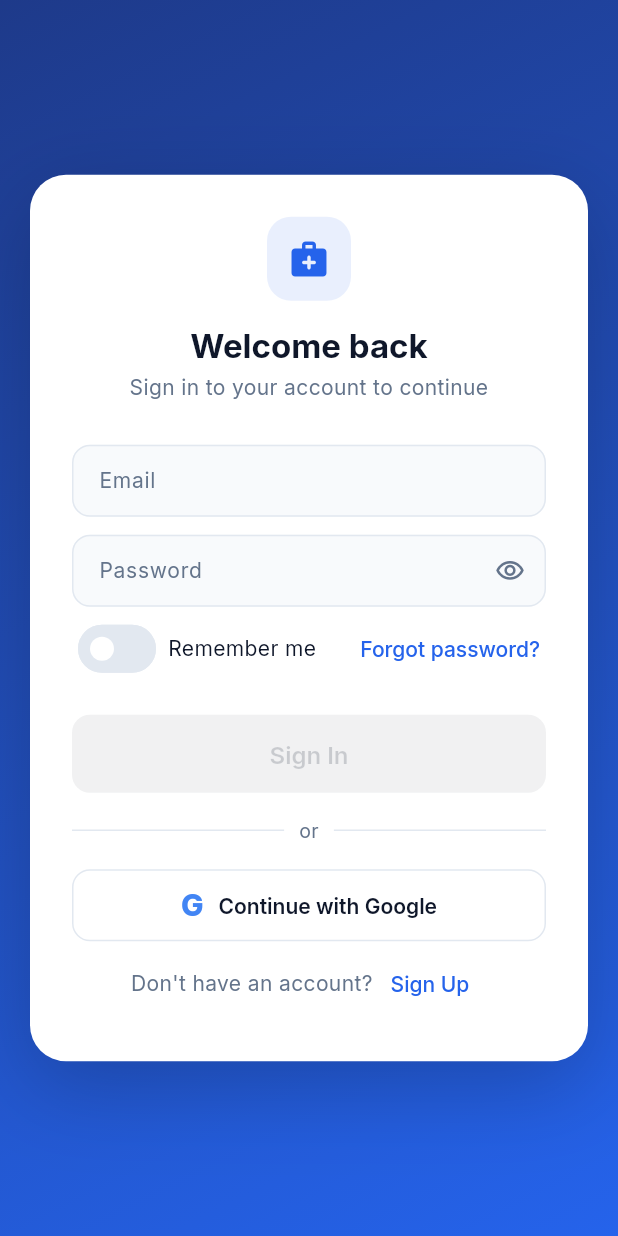
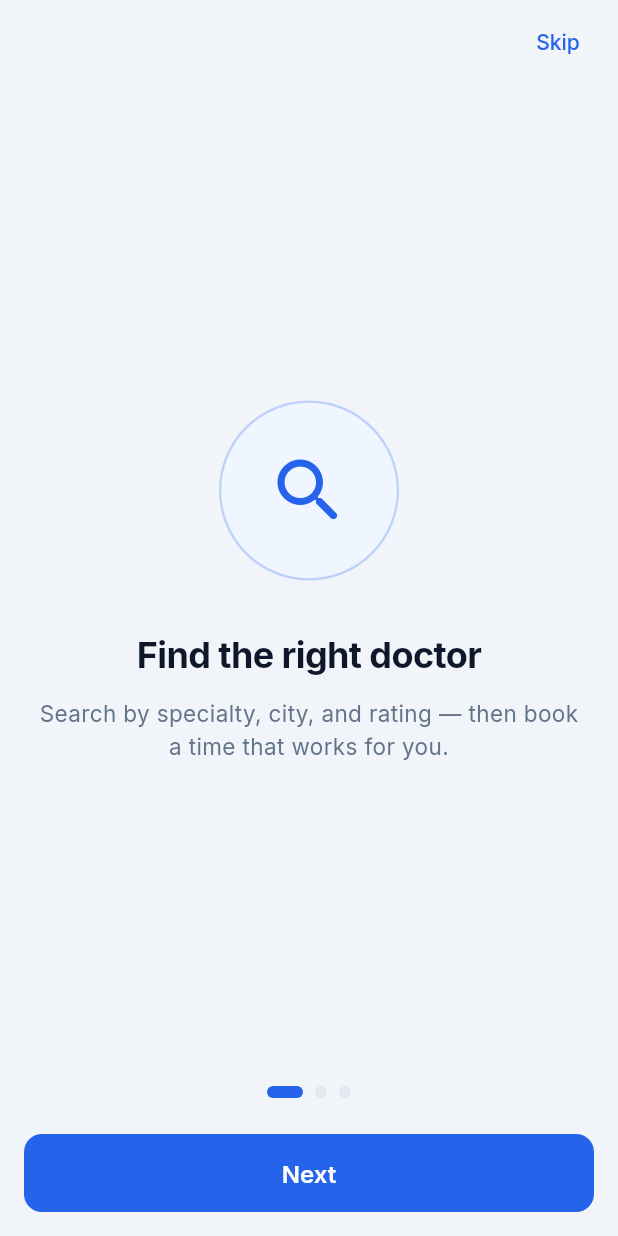
Before and after one commit to AuxioDev/medalize_mb, a Flutter app: the screen it shows after launch, on a phone screen of 412 x 824 dp. Run offline on Flutter 3.47's test engine with Material 3 defaults, Android fonts, the phone set to English and light mode, and no system bars; drawn by our look-alikes of flutter_animate; our stand-ins replace cached_network_image, device_info_plus, dio, file_picker, firebase_core, firebase_messaging and 14 more; missing offline and left inert: slang; accounts and stored records are empty; generated files the repository leaves out were written again.

Commit message:
feat(onboarding): first-install welcome carousel behind /intro redirect
Three-page AppIntroScreen (search/booking, AI assistant, language &
security) using the pre-translated appIntro i18n section: PageView with
animated dot indicator, Skip on pages 1-2, Next/Get Started via
LoadingFilledButton, flutter_animate entrances in the splash-screen
style, and scrollable pages so long translations never overflow.

The router gains an /intro route (_fadePage) and _redirect takes an
introSeen parameter: only the AuthUnauthenticated/AuthError branch
detours to /intro when the flag is unset — holding states keep showing
splash and authenticated users are always sent home, never to the intro.

Co-Authored-By: Claude Sonnet 5 <noreply@anthropic.com>

```diff
--- /dev/null
+++ b/lib/features/onboarding/presentation/screens/app_intro_screen.dart
@@ -0,0 +1,256 @@
+import 'package:flutter/material.dart';
+import 'package:flutter_animate/flutter_animate.dart';
+import 'package:flutter_riverpod/flutter_riverpod.dart';
+import 'package:go_router/go_router.dart';
+import 'package:medalize_mb/core/constants/app_spacing.dart';
+import 'package:medalize_mb/core/onboarding/app_intro_provider.dart';
+import 'package:medalize_mb/core/storage/secure_storage.dart';
+import 'package:medalize_mb/core/theme/app_theme.dart';
+import 'package:medalize_mb/core/theme/theme_colors.dart';
+import 'package:medalize_mb/core/widgets/primary_button.dart';
+import 'package:medalize_mb/i18n/strings.g.dart';
+
+/// First-install welcome carousel: three pages introducing the key features,
+/// shown once before login (see the `/intro` redirect in `app_router.dart`).
+///
+/// Not to be confused with `DoctorOnboardingScreen` — that is the doctor
+/// profile wizard, an unrelated feature.
+class AppIntroScreen extends ConsumerStatefulWidget {
+  const AppIntroScreen({super.key});
+
+  @override
+  ConsumerState<AppIntroScreen> createState() => _AppIntroScreenState();
+}
+
+class _AppIntroScreenState extends ConsumerState<AppIntroScreen> {
+  final _controller = PageController();
+  int _page = 0;
+
+  static const _pageCount = 3;
+
+  bool get _isLastPage => _page == _pageCount - 1;
+
+  @override
+  void dispose() {
+    _controller.dispose();
+    super.dispose();
+  }
+
+  /// "Skip" and "Get Started" both land here: persist the one-way flag, flip
+  /// the in-memory provider (so the router redirect stops targeting /intro)
+  /// and move on to login.
+  Future<void> _finish() async {
+    await SecureStorage().saveAppIntroSeen();
+    ref.read(appIntroSeenProvider.notifier).state = true;
+    if (mounted) context.go('/auth/login');
+  }
+
+  void _next() {
+    _controller.nextPage(
+      duration: const Duration(milliseconds: 320),
+      curve: Curves.easeOutCubic,
+    );
+  }
+
+  @override
+  Widget build(BuildContext context) {
+    final c = context.colors;
+    final t = context.t.appIntro;
+    final pages = [
+      (icon: Icons.search_rounded, title: t.page1Title, subtitle: t.page1Subtitle),
+      (
+        icon: Icons.smart_toy_outlined,
+        title: t.page2Title,
+        subtitle: t.page2Subtitle,
+      ),
+      (icon: Icons.shield_outlined, title: t.page3Title, subtitle: t.page3Subtitle),
+    ];
+
+    return Scaffold(
+      backgroundColor: c.background,
+      body: SafeArea(
+        child: Column(
+          children: [
+            // Skip — top-right, only while there is something left to skip.
+            Align(
+              alignment: Alignment.centerRight,
+              child: Padding(
+                padding: const EdgeInsets.fromLTRB(
+                    AppSpacing.md, AppSpacing.xs, AppSpacing.sm, 0),
+                child: AnimatedOpacity(
+                  duration: const Duration(milliseconds: 200),
+                  opacity: _isLastPage ? 0 : 1,
+                  child: IgnorePointer(
+                    ignoring: _isLastPage,
+                    child: TextButton(
+                      onPressed: _finish,
+                      child: Text(
+                        t.skip,
+                        maxLines: 1,
+                        overflow: TextOverflow.ellipsis,
+                      ),
+                    ),
+                  ),
+                ),
+              ),
+            ),
+            Expanded(
+              child: PageView.builder(
+                controller: _controller,
+                itemCount: _pageCount,
+                onPageChanged: (index) => setState(() => _page = index),
+                itemBuilder: (context, index) {
+                  final page = pages[index];
+                  return _IntroPage(
+                    icon: page.icon,
+                    title: page.title,
+                    subtitle: page.subtitle,
+                  );
+                },
+              ),
+            ),
+            _PageDots(count: _pageCount, current: _page),
+            Padding(
+              padding: const EdgeInsets.fromLTRB(
+                  AppSpacing.md, AppSpacing.lg, AppSpacing.md, AppSpacing.md),
+              child: ConstrainedBox(
+                constraints:
+                    const BoxConstraints(maxWidth: AppSpacing.cardMaxWidth),
+                child: SizedBox(
+                  width: double.infinity,
+                  child: LoadingFilledButton(
+                    label: _isLastPage ? t.getStarted : t.next,
+                    onPressed: _isLastPage ? _finish : _next,
+                  ),
+                ),
+              ),
+            ),
+          ],
+        ),
+      ),
+    );
+  }
+}
+
+/// One carousel page: icon in a tinted circle (same shape language as the
+/// splash logo), then title and subtitle. Scrollable so long translations on
+/// small screens never overflow.
+class _IntroPage extends StatelessWidget {
+  const _IntroPage({
+    required this.icon,
+    required this.title,
+    required this.subtitle,
+  });
+
+  final IconData icon;
+  final String title;
+  final String subtitle;
+
+  @override
+  Widget build(BuildContext context) {
+    final c = context.colors;
+    return LayoutBuilder(
+      builder: (context, constraints) => SingleChildScrollView(
+        child: ConstrainedBox(
+          constraints: BoxConstraints(minHeight: constraints.maxHeight),
+          child: Center(
+            child: ConstrainedBox(
+              constraints:
+                  const BoxConstraints(maxWidth: AppSpacing.cardMaxWidth),
+              child: Padding(
+                padding:
+                    const EdgeInsets.symmetric(horizontal: AppSpacing.lg),
+                child: Column(
+                  mainAxisAlignment: MainAxisAlignment.center,
+                  children: [
+                    Container(
+                      width: 120,
+                      height: 120,
+                      decoration: BoxDecoration(
+                        color: c.primarySurface,
+                        shape: BoxShape.circle,
+                        border: Border.all(
+                          color: AppColors.primary.withValues(alpha: 0.25),
+                          width: 1.5,
+                        ),
+                      ),
+                      child: Icon(icon, size: 56, color: AppColors.primary),
+                    )
+                        .animate()
+                        .scale(
+                          begin: const Offset(0.75, 0.75),
+                          end: const Offset(1.0, 1.0),
+                          duration: 500.ms,
+                          curve: Curves.easeOutBack,
+                        )
+                        .fadeIn(duration: 300.ms),
+                    const SizedBox(height: AppSpacing.xl),
+                    Text(
+                      title,
+                      textAlign: TextAlign.center,
+                      style: TextStyle(
+                        color: c.textPrimary,
+                        fontSize: 24,
+                        fontWeight: FontWeight.w700,
+                        letterSpacing: -0.4,
+                      ),
+                    )
+                        .animate()
+                        .fadeIn(delay: 120.ms, duration: 350.ms)
+                        .slideY(
+                          begin: 0.15,
+                          end: 0,
+                          delay: 120.ms,
+                          duration: 350.ms,
+                          curve: Curves.easeOut,
+                        ),
+                    const SizedBox(height: AppSpacing.sm + 4),
+                    Text(
+                      subtitle,
+                      textAlign: TextAlign.center,
+                      style: TextStyle(
+                        color: c.textSecondary,
+                        fontSize: 15,
+                        height: 1.45,
+                      ),
+                    ).animate().fadeIn(delay: 220.ms, duration: 350.ms),
+                  ],
+                ),
+              ),
+            ),
+          ),
+        ),
+      ),
+    );
+  }
+}
+
+/// Dot indicator: the active dot stretches and takes the primary color.
+class _PageDots extends StatelessWidget {
+  const _PageDots({required this.count, required this.current});
+
+  final int count;
+  final int current;
+
+  @override
+  Widget build(BuildContext context) {
+    final c = context.colors;
+    return Row(
+      mainAxisAlignment: MainAxisAlignment.center,
+      children: [
+        for (var i = 0; i < count; i++)
+          AnimatedContainer(
+            duration: const Duration(milliseconds: 240),
+            curve: Curves.easeOutCubic,
+            margin: const EdgeInsets.symmetric(horizontal: 4),
+            width: i == current ? 24 : 8,
+            height: 8,
+            decoration: BoxDecoration(
+              color: i == current ? AppColors.primary : c.border,
+              borderRadius: BorderRadius.circular(4),
+            ),
+          ),
+      ],
+    );
+  }
+}
--- a/lib/routing/app_router.dart
+++ b/lib/routing/app_router.dart
@@ -1,6 +1,7 @@
 import 'package:flutter/material.dart';
 import 'package:flutter_riverpod/flutter_riverpod.dart';
 import 'package:go_router/go_router.dart';
+import 'package:medalize_mb/core/onboarding/app_intro_provider.dart';
 import 'package:medalize_mb/features/appointments/data/models/appointment_model.dart';
 import 'package:medalize_mb/features/assistant/data/models/assistant_models.dart';
 import 'package:medalize_mb/features/assistant/presentation/screens/assistant_chat_screen.dart';
@@ -22,6 +23,7 @@ import 'package:medalize_mb/features/doctor/presentation/screens/doctor_pending_
 import 'package:medalize_mb/features/doctor/presentation/screens/working_hours_editor_screen.dart';
 import 'package:medalize_mb/features/doctor/presentation/screens/workplace_list_screen.dart';
 import 'package:medalize_mb/features/doctors/data/models/doctor_model.dart';
+import 'package:medalize_mb/features/onboarding/presentation/screens/app_intro_screen.dart';
 import 'package:medalize_mb/features/patient/presentation/screens/appointment_detail_screen.dart';
 import 'package:medalize_mb/features/patient/presentation/screens/booking_calendar_screen.dart';
 import 'package:medalize_mb/features/patient/presentation/screens/booking_confirm_screen.dart';
@@ -57,12 +59,19 @@ final routerProvider = Provider<GoRouter>((ref) {
     navigatorKey: navigatorKey,
     initialLocation: '/splash',
     refreshListenable: notifier,
-    redirect: (context, state) =>
-        _redirect(ref.read(authProvider), state.matchedLocation),
+    redirect: (context, state) => _redirect(
+      ref.read(authProvider),
+      state.matchedLocation,
+      ref.read(appIntroSeenProvider),
+    ),
     routes: [
       GoRoute(
         path: '/splash',
         pageBuilder: (_, _) => _fadePage(const SplashScreen()),
+      ),
+      GoRoute(
+        path: '/intro',
+        pageBuilder: (_, _) => _fadePage(const AppIntroScreen()),
       ),
       GoRoute(
         path: '/auth/login',
@@ -376,7 +385,7 @@ String _homeFor(String role, bool onboardingComplete, bool? isVerified) {
   return '/doctor/home';
 }
 
-String? _redirect(AuthState auth, String location) {
+String? _redirect(AuthState auth, String location, bool introSeen) {
   return switch (auth) {
     // Cold-start only: hold on splash until _init resolves.
     AuthInitial() => location == '/splash' ? null : '/splash',
@@ -384,15 +393,27 @@ String? _redirect(AuthState auth, String location) {
     // shows its spinner, the typed inputs are kept, and any resulting AuthError
     // renders inline instead of bouncing through splash to a fresh screen.
     AuthLoading() => location.startsWith('/auth') ? null : '/splash',
-    AuthUnauthenticated() || AuthError() =>
-      location.startsWith('/auth') ? null : '/auth/login',
+    // First install only: detour to the welcome carousel before login. Signed
+    // in users never see it — the intro check lives in this branch alone.
+    AuthUnauthenticated() || AuthError() => !introSeen && location != '/intro'
+        ? '/intro'
+        : (location.startsWith('/auth') || location == '/intro'
+            ? null
+            : '/auth/login'),
     AuthAuthenticated(
       :final role,
       :final onboardingComplete,
       :final isVerified,
     ) =>
-      (location == '/splash' || location.startsWith('/auth'))
+      (location == '/splash' ||
+              location.startsWith('/auth') ||
+              location == '/intro')
           ? _homeFor(role, onboardingComplete, isVerified)
           : null,
   };
 }
+
+/// Test-only window onto the private [_redirect] decision table.
+@visibleForTesting
+String? debugRedirect(AuthState auth, String location, bool introSeen) =>
+    _redirect(auth, location, introSeen);
```
